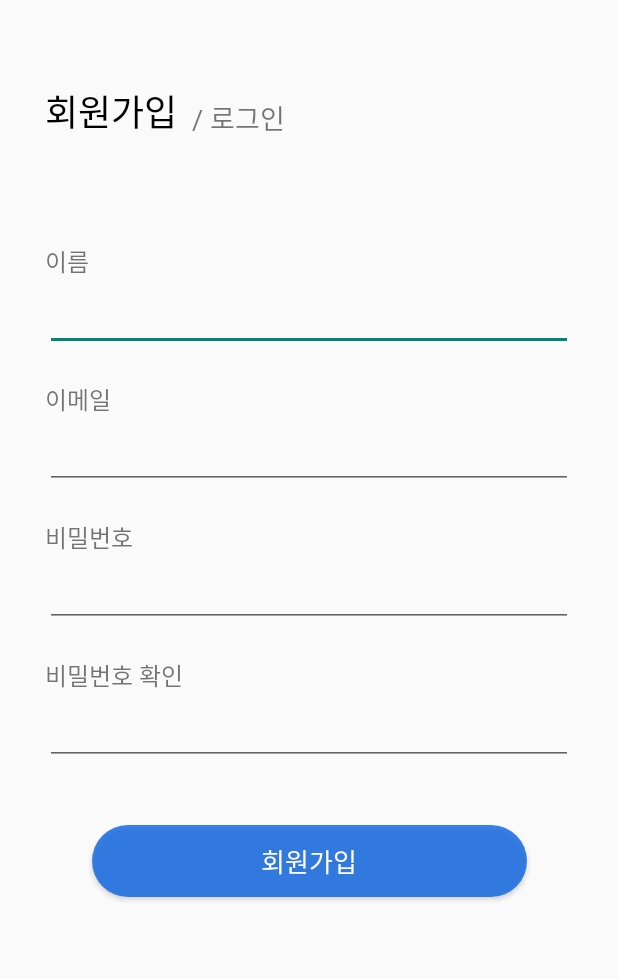
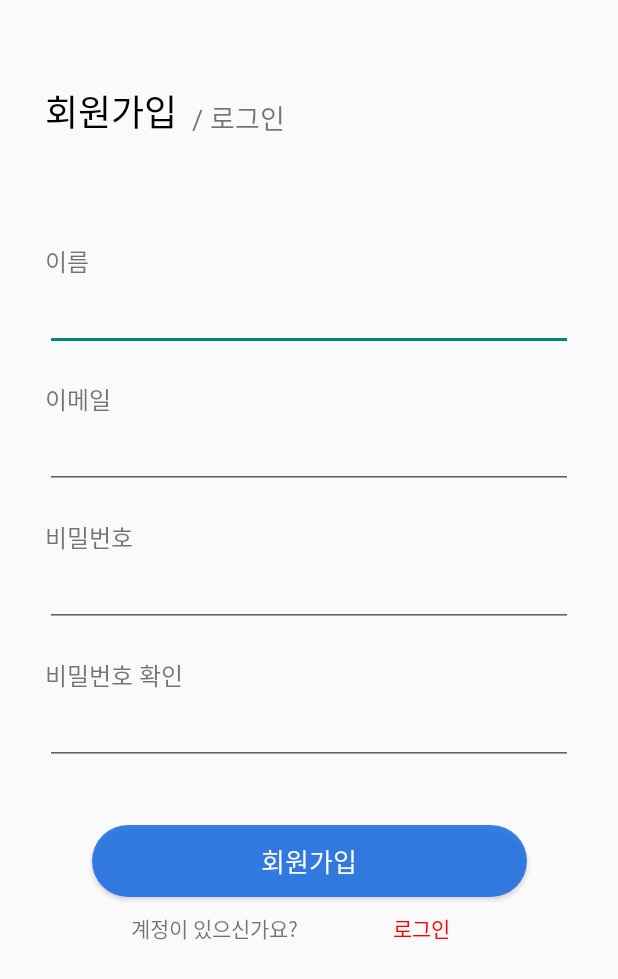
Before and after one commit to D-C-Doctor-Communication/DoctorCommu, an Android app: the screen it shows after launch (RegisterActivity), after a tap on "회원가입", on a phone screen of 412 x 824 dp. Shown: the top 979 px of the screen. Run offline under Robolectric (Android 15) with nearby library versions, the phone set to English and light mode, and no system bars; our stand-ins replace Firebase (no records; nobody signed in at launch, a user with empty details on screens opened directly).

Commit message:
Feat : 회원가입 및 로그인 입력방식 수정 (#3)

```diff
--- a/app/src/main/java/com/dc/doctor_communication/RegisterActivity.java
+++ b/app/src/main/java/com/dc/doctor_communication/RegisterActivity.java
@@ -9,6 +9,7 @@ import android.view.View;
 import android.view.WindowManager;
 import android.widget.Button;
 import android.widget.EditText;
+import android.widget.TextView;
 import android.widget.Toast;
 
 import androidx.annotation.NonNull;
@@ -29,6 +30,8 @@ import com.google.firebase.database.DatabaseReference;
 import com.google.firebase.database.FirebaseDatabase;
 import com.google.firebase.database.ValueEventListener;
 
+import org.w3c.dom.Text;
+
 import java.util.ArrayList;
 import java.util.Arrays;
 import java.util.Calendar;
@@ -39,6 +42,7 @@ public class RegisterActivity extends AppCompatActivity {
     private static final String TAG = "RegisterActivity";
     EditText mEmailText, mPasswordText, mPasswordcheckText, mName;
     Button mregisterBtn;
+    Button changeLogin;
     private FirebaseAuth firebaseAuth;
 
     @Override
@@ -58,10 +62,18 @@ public class RegisterActivity extends AppCompatActivity {
         mPasswordText = (EditText)findViewById(R.id.passwordEdt);
         mPasswordcheckText = (EditText)findViewById(R.id.passwordcheckEdt);
         mregisterBtn = (Button)findViewById(R.id.register2_btn);
+        changeLogin = (Button) findViewById(R.id.register_t2);
 
-        mregisterBtn.setOnClickListener(new View.OnClickListener(){
-            @Override
-            public void onClick(View v) {
+
+
+        changeLogin.setOnClickListener(v -> {
+            Intent intent = new Intent(getApplicationContext(), SignActivity.class);
+            intent.addFlags(Intent.FLAG_ACTIVITY_NO_ANIMATION);
+            startActivity(intent);
+            overridePendingTransition(R.anim.translate_none,R.anim.translate_center_to_right);
+            finish();
+        });
+        mregisterBtn.setOnClickListener(v -> {
             //가입 정보 가져오기
             final String email = mEmailText.getText().toString().trim();
             String pwd = mPasswordText.getText().toString().trim();
@@ -141,7 +153,7 @@ public class RegisterActivity extends AppCompatActivity {
                                 // 가입이 이루어져을시 가입 화면을 빠져나감
                                 Toast.makeText(RegisterActivity.this, "회원가입에 성공하셨습니다.", Toast.LENGTH_SHORT).show();
                                 Intent intent = new Intent(RegisterActivity.this, MainActivity.class);
-
+                                intent.addFlags(Intent.FLAG_ACTIVITY_NO_ANIMATION);
                                 startActivity(intent);
                                 overridePendingTransition(R.anim.translate_none, R.anim.translate_center_to_right);
                                 finish();
@@ -164,7 +176,6 @@ public class RegisterActivity extends AppCompatActivity {
                     return;
                 }
             }
-            }
         });
     }
     public int getLastDateOfMonth(String yyyyMMdd) {
--- a/app/src/main/java/com/dc/doctor_communication/SignActivity.java
+++ b/app/src/main/java/com/dc/doctor_communication/SignActivity.java
@@ -57,8 +57,10 @@ public class SignActivity extends AppCompatActivity{
         // 회원가입으로 이동
         mResigettxt.setOnClickListener(v -> {
             Intent intent = new Intent(getApplicationContext(), RegisterActivity.class);
+            intent.addFlags(Intent.FLAG_ACTIVITY_NO_ANIMATION);
             startActivity(intent);
-            overridePendingTransition(R.anim.translate_none,R.anim.translate_center_to_right);
+            overridePendingTransition(R.anim.translate_none,R.anim.translate_none);
+            finish();
         });
 
         // 로그인 버튼
@@ -81,6 +83,7 @@ public class SignActivity extends AppCompatActivity{
                             if(task.isSuccessful()){
                                 Toast.makeText(getApplicationContext(), "로그인 성공", Toast.LENGTH_SHORT).show();
                                 Intent in = new Intent(getApplicationContext(), MainActivity.class);
+                                in.addFlags(Intent.FLAG_ACTIVITY_NO_ANIMATION);
                                 startActivity(in);
                                 overridePendingTransition(R.anim.translate_none,R.anim.translate_center_to_right);
                                 finish();
--- a/app/src/main/java/com/dc/doctor_communication/SplashScreen/SplashActivity.java
+++ b/app/src/main/java/com/dc/doctor_communication/SplashScreen/SplashActivity.java
@@ -6,6 +6,7 @@ import android.content.Intent;
 import android.os.Bundle;
 import android.os.Handler;
 
+import com.dc.doctor_communication.R;
 import com.dc.doctor_communication.SignActivity;
 import com.google.firebase.FirebaseApp;
 
@@ -18,14 +19,12 @@ public class SplashActivity extends AppCompatActivity {
         FirebaseApp.initializeApp(this);
 
 
-        handler.postDelayed(new Runnable() {
-            @Override
-            public void run() {
-                Intent intent = new Intent(getApplicationContext(), SignActivity.class);
-                startActivity(intent); //2초 후 MainActivity를 실행해주자
-
-                finish();
-            }
+        handler.postDelayed(() -> {
+            Intent intent = new Intent(getApplicationContext(), SignActivity.class);
+            intent.addFlags(Intent.FLAG_ACTIVITY_NO_ANIMATION);
+            startActivity(intent);
+            overridePendingTransition(R.anim.translate_none, R.anim.translate_none);
+            finish();
         }, 2000);
     }
 }
--- a/app/src/main/res/layout/sign_in.xml
+++ b/app/src/main/res/layout/sign_in.xml
@@ -37,13 +37,14 @@
         app:layout_constraintLeft_toLeftOf="@+id/txt_signup"/>
     <EditText
         android:id="@+id/emailEt"
+        android:inputType="textEmailAddress"
         android:layout_width="match_parent"
         android:layout_height="wrap_content"
         app:layout_constraintLeft_toLeftOf="@+id/txt_signup"
         app:layout_constraintTop_toBottomOf="@+id/txt_email"
         app:layout_constraintRight_toRightOf="parent"
         android:layout_marginEnd="30dp"
-        android:maxLines="1"
+        android:singleLine="true"
         android:layout_marginStart="30dp"/>
 
     <TextView
@@ -64,7 +65,8 @@
         app:layout_constraintTop_toBottomOf="@+id/txt_pw"
         app:layout_constraintRight_toRightOf="parent"
         android:layout_marginEnd="30dp"
-        android:maxLines="1"
+        android:singleLine="true"
+        android:inputType="textPassword"
         android:layout_marginStart="30dp"/>
 
     <Button
--- a/app/src/main/res/layout/sign_up.xml
+++ b/app/src/main/res/layout/sign_up.xml
@@ -43,7 +43,8 @@
         app:layout_constraintTop_toBottomOf="@+id/txt_email"
         app:layout_constraintRight_toRightOf="parent"
         android:layout_marginEnd="30dp"
-        android:maxLines="1"
+        android:inputType="textPersonName"
+        android:singleLine="true"
         android:layout_marginStart="30dp"/>
 
     <TextView
@@ -64,7 +65,8 @@
         app:layout_constraintTop_toBottomOf="@+id/txt_pw"
         app:layout_constraintRight_toRightOf="parent"
         android:layout_marginEnd="30dp"
-        android:maxLines="1"
+        android:inputType="textEmailAddress"
+        android:singleLine="true"
         android:layout_marginStart="30dp"/>
 
     <TextView
@@ -81,11 +83,12 @@
         android:id="@+id/passwordEdt"
         android:layout_width="match_parent"
         android:layout_height="48dp"
+        android:inputType="textWebPassword"
         app:layout_constraintLeft_toLeftOf="@+id/txt_signup"
         app:layout_constraintTop_toBottomOf="@+id/txt_passwordEdt"
         app:layout_constraintRight_toRightOf="parent"
         android:layout_marginEnd="30dp"
-        android:maxLines="1"
+        android:singleLine="true"
         android:layout_marginStart="30dp"/>
 
     <TextView
@@ -106,7 +109,8 @@
         app:layout_constraintTop_toBottomOf="@+id/txt_check_password"
         app:layout_constraintRight_toRightOf="parent"
         android:layout_marginEnd="30dp"
-        android:maxLines="1"
+        android:singleLine="true"
+        android:inputType="textWebPassword"
         android:layout_marginStart="30dp"/>
     <Button
         android:id="@+id/register2_btn"
@@ -122,5 +126,29 @@
         android:layout_marginTop="40dp"
         app:layout_constraintLeft_toLeftOf="parent"
         app:layout_constraintRight_toRightOf="parent"/>
-
+    <TextView
+        android:id="@+id/txt_yes_account"
+        android:layout_width="wrap_content"
+        android:layout_height="wrap_content"
+        android:text="계정이 있으신가요?"
+        android:textSize="14sp"
+        android:layout_marginStart="50dp"
+        app:layout_constraintTop_toBottomOf="@+id/register2_btn"
+        app:layout_constraintRight_toLeftOf="@+id/register_t2"
+        android:layout_marginTop="10dp"
+        android:fontFamily="@font/nanumsquareregular"
+        app:layout_constraintLeft_toLeftOf="parent" />
+    <Button
+        android:textSize="14dp"
+        android:textColor="#ffff0000"
+        android:background="#00ff0000"
+        android:id="@+id/register_t2"
+        android:text="로그인"
+        android:layout_marginEnd="50dp"
+        android:layout_width="wrap_content"
+        android:layout_height="wrap_content"
+        app:layout_constraintTop_toTopOf="@+id/txt_yes_account"
+        app:layout_constraintBottom_toBottomOf="@+id/txt_yes_account"
+        app:layout_constraintRight_toRightOf="parent"
+        app:layout_constraintLeft_toRightOf="@id/txt_yes_account"/>
 </androidx.constraintlayout.widget.ConstraintLayout>
```
Lines whose indentation alone changed are shown as unchanged.
